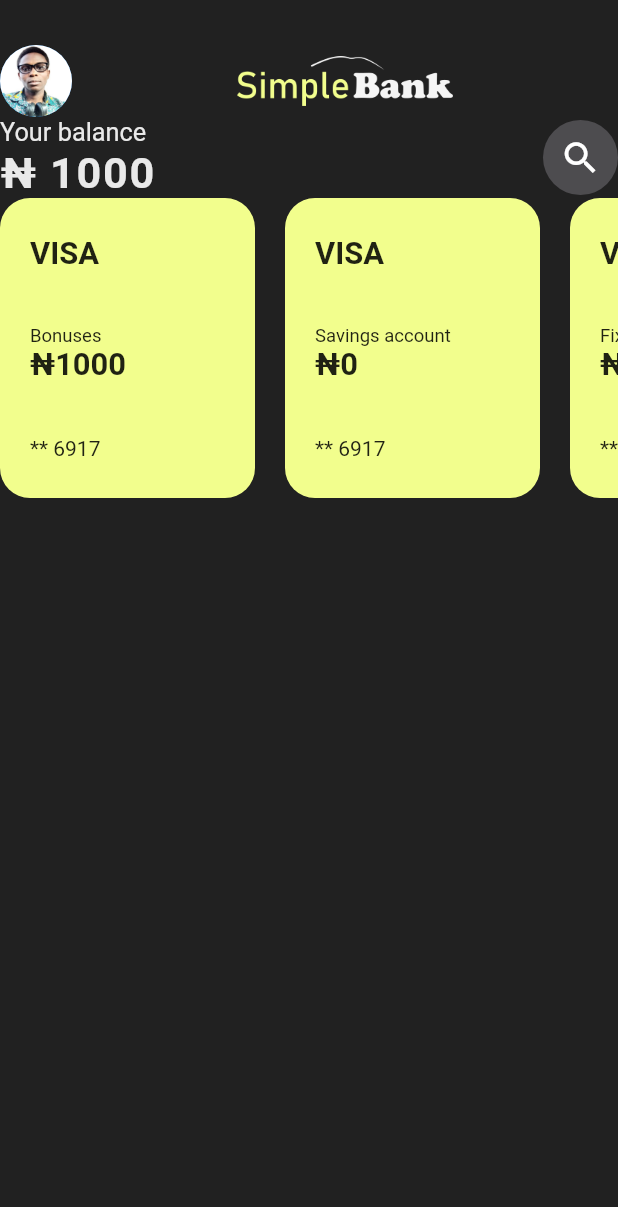
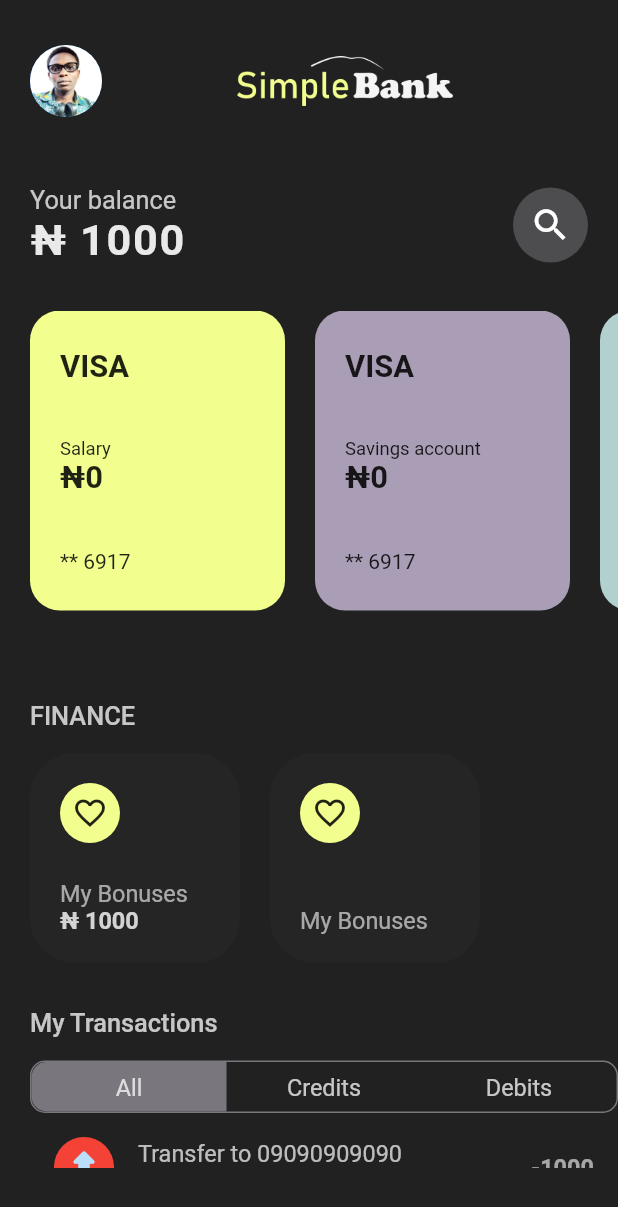
Before and after one commit to adebayoAdesina/Veegil_Bank, a Flutter app: the screen it shows after launch, on a phone screen of 412 x 824 dp. Shown: the top 1207 px of the screen. Run offline on Flutter 3.47's test engine with Material 2 defaults, Android fonts, the phone set to English and light mode, and no system bars.

Commit message:
finance, cards and transaction section added.

```diff
--- a/lib/constant/colors.dart
+++ b/lib/constant/colors.dart
@@ -1,5 +1,4 @@
 import 'package:flutter/material.dart';
-
 
 class AppColor {
   Color kGrayOneColor = Color(0XFF212121);
@@ -14,4 +13,14 @@ class AppColor {
   Color kBlackColor = Color(0XFF000000);
   Color kErrorColor = Color.fromARGB(255, 212, 8, 8);
   Color kTextColor = Colors.white;
+
+  List<Color> kCardColor = const [
+    Color(0XFFB2D0CE),
+    Color(0XFFF2FE8D),
+    Color(0XFFAA9EB7),
+    Color(0XFFB2D0CE),
+    Color(0XFFF2FE8D),
+    Color(0XFFAA9EB7),
+  ];
+
 }
--- a/lib/provider/app_data.dart
+++ b/lib/provider/app_data.dart
@@ -11,6 +11,10 @@ class AppData with ChangeNotifier {
       AccountType(
         accountBalance: 1000,
         accountTitle: 'Bonuses',
+      ),
+      AccountType(
+        accountBalance: 0,
+        accountTitle: 'Salary',
       ),
       AccountType(
         accountBalance: 0,
--- a/lib/screens/home_screen.dart
+++ b/lib/screens/home_screen.dart
@@ -1,9 +1,11 @@
 import 'package:flutter/material.dart';
 import 'package:provider/provider.dart';
-import 'package:simple_banking/constant/colors.dart';
-import 'package:simple_banking/provider/app_data.dart';
-import 'package:simple_banking/util/utils.dart';
-import 'package:simple_banking/widgets/account_scroll_card.dart';
+import 'package:simple_banking/widgets/transaction_section.dart';
+import '../constant/colors.dart';
+import '../provider/app_data.dart';
+import '../util/utils.dart';
+import '../widgets/account_scroll_list_card.dart';
+import '../widgets/finance_section.dart';
 
 class HomeScreen extends StatefulWidget {
   static const id = '/';
@@ -25,7 +27,9 @@ class _HomeScreenState extends State<HomeScreen> {
         child: Column(
           children: [
             uSafeAreaSizedBox,
-            Row(
+            Padding(
+              padding: uHorizontalPadding,
+              child: Row(
                 children: [
                   const CircleAvatar(
                     radius: 24,
@@ -43,13 +47,22 @@ class _HomeScreenState extends State<HomeScreen> {
                   )
                 ],
               ),
+            ),
             Container(
+              // color: Colors.white,
               height: SizeConfig.screenHeight! * 0.85,
               child: SingleChildScrollView(
                 physics: const ScrollPhysics(),
                 child: Column(
                   children: [
-                    Row(
+                    Padding(
+                      padding: uContentPadding,
+                      child: Column(
+                        children: [
+                          uContentSizedBoxH(),
+                          Padding(
+                            padding: uRightContentPadding,
+                            child: Row(
                               mainAxisAlignment: MainAxisAlignment.spaceBetween,
                               children: [
                                 Column(
@@ -62,14 +75,15 @@ class _HomeScreenState extends State<HomeScreen> {
                                         color: Theme.of(context)
                                             .colorScheme
                                             .onPrimary
-                                    .withOpacity(0.9),
+                                            .withOpacity(0.75),
                                       ),
                                     ),
                                     Text(
                                       '₦ ${userFunc.getBalance().toStringAsFixed(0)}',
                                       style: TextStyle(
                                         letterSpacing: 1.1,
-                                fontSize: SizeConfig.blockSizeHorizontal! * 7,
+                                        fontSize:
+                                            SizeConfig.blockSizeHorizontal! * 7,
                                         fontWeight: FontWeight.bold,
                                         color: Theme.of(context)
                                             .colorScheme
@@ -87,29 +101,46 @@ class _HomeScreenState extends State<HomeScreen> {
                                       borderRadius: BorderRadius.circular(50)),
                                   child: Icon(
                                     Icons.search,
-                            color: Theme.of(context).colorScheme.onSecondary,
+                                    color: Theme.of(context)
+                                        .colorScheme
+                                        .onSecondary,
                                     size: 28,
                                   ),
                                 ),
-
                               ],
                             ),
-                    Container(
+                          ),
+                        ],
+                      ),
+                    ),
+                    Column(
+                      children: [
+                        uContentSizedBoxH(),
+                        uContentSizedBoxH(),
+                        SizedBox(
                           height: 200,
                           width: double.infinity,
-                      child: ListView.builder(
-                        scrollDirection: Axis.horizontal,
-                            shrinkWrap: true,
-                            itemCount: user.accounts!.length,
-                            itemBuilder: ((context, index) {
-                              final account = user.accounts![index];
-                              return AccountScrollCard(
-                                accountType: account.accountTitle.toString(),
-                                amount: account.accountBalance as double,
-                              );
-                            }),
+                          child: AccountScrollListCard(
+                            userAccount: user.accounts!,
                           ),
                         ),
+                      ],
+                    ),
+                    Padding(
+                      padding: uContentPadding,
+                      child: Column(
+                        children: [
+                          uContentSizedBoxH(),
+                          uContentSizedBoxH(),
+                          FinanceSection(
+                            bonus: user.accounts![0].accountBalance as double,
+                          ),
+                          uContentSizedBoxH(),
+                          uContentSizedBoxH(),
+                          TransactionSection()
+                        ],
+                      ),
+                    )
                   ],
                 ),
               ),
--- a/lib/screens/log_in_or_sign_up_screen.dart
+++ b/lib/screens/log_in_or_sign_up_screen.dart
@@ -1,6 +1,6 @@
 import 'package:flutter/material.dart';
-import 'package:simple_banking/screens/log_in_screen.dart';
-import 'package:simple_banking/screens/sign_up_screen.dart';
+import '../screens/log_in_screen.dart';
+import '../screens/sign_up_screen.dart';
 import '../util/utils.dart';
 import '../widgets/log_button.dart';
 
--- a/lib/screens/log_in_screen.dart
+++ b/lib/screens/log_in_screen.dart
@@ -1,5 +1,5 @@
 import 'package:flutter/material.dart';
-import 'package:simple_banking/screens/sign_up_screen.dart';
+import '../screens/sign_up_screen.dart';
 import '../util/utils.dart';
 import '../widgets/log_button.dart';
 import '../widgets/input_text_fied.dart';
--- a/lib/screens/sign_up_screen.dart
+++ b/lib/screens/sign_up_screen.dart
@@ -1,5 +1,5 @@
 import 'package:flutter/material.dart';
-import 'package:simple_banking/util/utils.dart';
+import '../util/utils.dart';
 
 import '../widgets/input_text_fied.dart';
 import '../widgets/log_button.dart';
--- a/lib/screens/splash_screen.dart
+++ b/lib/screens/splash_screen.dart
@@ -1,8 +1,8 @@
 import 'dart:async';
 
 import 'package:flutter/material.dart';
-import 'package:simple_banking/constant/colors.dart';
-import 'package:simple_banking/screens/log_in_or_sign_up_screen.dart';
+import '../constant/colors.dart';
+import '../screens/log_in_or_sign_up_screen.dart';
 
 
 class SplashScreen extends StatefulWidget {
--- a/lib/util/utils.dart
+++ b/lib/util/utils.dart
@@ -27,6 +27,11 @@ SizedBox uLogSizedBoxH() {
     height: 25,
   );
 }
+SizedBox uContentSizedBoxH() {
+  return const SizedBox(
+    height: 15,
+  );
+}
 
 Image uLogAppLogo(double size) {
   return Image.asset(
@@ -39,5 +44,6 @@ SizedBox uSafeAreaSizedBox = const SizedBox(
   height: 30,
 );
 
-EdgeInsets uHorizontalPadding = const EdgeInsets.symmetric(horizontal: 10);
-EdgeInsets uLeftPadding = const EdgeInsets.only(left: 10);
+EdgeInsets uHorizontalPadding = const EdgeInsets.symmetric(horizontal: 20);
+EdgeInsets uContentPadding = const EdgeInsets.only(top: 30,left: 20);
+EdgeInsets uRightContentPadding = const EdgeInsets.only(right: 20);
--- a/lib/widgets/account_scroll_card.dart
+++ b/lib/widgets/account_scroll_card.dart
@@ -1,27 +1,29 @@
 import 'package:flutter/material.dart';
-import 'package:simple_banking/constant/colors.dart';
-import 'package:simple_banking/util/utils.dart';
+import '../util/utils.dart';
 
 class AccountScrollCard extends StatelessWidget {
   final String accountType;
   final double amount;
-  const AccountScrollCard(
-      {Key? key, required this.accountType, required this.amount})
-      : super(key: key);
+  final Color color;
+  const AccountScrollCard({
+    Key? key,
+    required this.accountType,
+    required this.amount,
+    required this.color,
+  }) : super(key: key);
 
   @override
   Widget build(BuildContext context) {
     return Container(
-      height: 200,
       width: 170,
-      margin: const EdgeInsets.only(right: 20),
+      margin: const EdgeInsets.only(left: 20),
       padding: const EdgeInsets.symmetric(
         vertical: 25,
         horizontal: 20,
       ),
       decoration: BoxDecoration(
         borderRadius: BorderRadius.circular(20),
-        color: AppColor().kYellowColor,
+        color: color,
       ),
       child: Column(
         crossAxisAlignment: CrossAxisAlignment.start,
--- /dev/null
+++ b/lib/widgets/account_scroll_list_card.dart
@@ -0,0 +1,29 @@
+import 'package:flutter/material.dart';
+
+import '../constant/colors.dart';
+import 'account_scroll_card.dart';
+
+class AccountScrollListCard extends StatelessWidget {
+  final List userAccount;
+  const AccountScrollListCard({Key? key, required this.userAccount}) : super(key: key);
+
+  @override
+  Widget build(BuildContext context) {
+    return ListView.builder(
+      scrollDirection: Axis.horizontal,
+      shrinkWrap: true,
+      itemCount: userAccount.length,
+      itemBuilder: ((context, index) {
+        final account = userAccount[index];
+        if (index == 0) {
+          return const SizedBox.shrink();
+        }
+        return AccountScrollCard(
+          color: AppColor().kCardColor[index],
+          accountType: account.accountTitle.toString(),
+          amount: account.accountBalance as double,
+        );
+      }),
+    );
+  }
+}
--- /dev/null
+++ b/lib/widgets/finance_scroll_card.dart
@@ -0,0 +1,64 @@
+import 'package:flutter/material.dart';
+
+import '../constant/colors.dart';
+import '../util/utils.dart';
+
+class FinanceScrollCard extends StatelessWidget {
+  final double bonus;
+  const FinanceScrollCard({Key? key, required this.bonus}) : super(key: key);
+
+  @override
+  Widget build(BuildContext context) {
+    SizeConfig().init(context);
+    return Container(
+      width: 140,
+      height: 140,
+      margin: const EdgeInsets.only(right: 20),
+      padding: const EdgeInsets.symmetric(
+        vertical: 20,
+        horizontal: 20,
+      ),
+      decoration: BoxDecoration(
+        borderRadius: BorderRadius.circular(30),
+        color: AppColor().kGrayTwoColor,
+      ),
+      child: Column(
+        crossAxisAlignment: CrossAxisAlignment.start,
+        children: [
+          Container(
+            width: 40,
+            height: 40,
+            decoration: BoxDecoration(
+              borderRadius: BorderRadius.circular(50),
+              color: AppColor().kYellowColor,
+            ),
+            child: const Icon(
+              Icons.favorite_border,
+            ),
+          ),
+          const Spacer(),
+          Text(
+            'My Bonuses',
+            style: TextStyle(
+              fontSize: SizeConfig.subHeadingFontSize,
+              color: Theme.of(context).colorScheme.onSecondary.withOpacity(0.6),
+            ),
+          ),
+          bonus != 0
+              ? Text(
+                  '₦ ${bonus.toStringAsFixed(0)}',
+                  style: TextStyle(
+                    fontSize: SizeConfig.subHeadingFontSize,
+                    color: Theme.of(context)
+                        .colorScheme
+                        .onSecondary
+                        .withOpacity(0.8),
+                    fontWeight: FontWeight.w600,
+                  ),
+                )
+              : const SizedBox.shrink()
+        ],
+      ),
+    );
+  }
+}
--- /dev/null
+++ b/lib/widgets/finance_scroll_list_card.dart
@@ -0,0 +1,27 @@
+import 'package:flutter/material.dart';
+
+import 'finance_scroll_card.dart';
+
+class FinanceScrollListCard extends StatelessWidget {
+  const FinanceScrollListCard({
+    Key? key,
+    required this.bonus,
+  }) : super(key: key);
+
+  final double bonus;
+
+  @override
+  Widget build(BuildContext context) {
+    return ListView.builder(
+      scrollDirection: Axis.horizontal,
+      shrinkWrap: true,
+      itemCount: 2,
+      itemBuilder: (context, index) {
+      if(index == 0) {
+        return FinanceScrollCard(bonus: bonus);
+      }
+      return const FinanceScrollCard(bonus: 0);
+
+    },);
+  }
+}
--- /dev/null
+++ b/lib/widgets/finance_section.dart
@@ -0,0 +1,37 @@
+import 'package:flutter/material.dart';
+import '../util/utils.dart';
+import 'finance_scroll_list_card.dart';
+
+class FinanceSection extends StatelessWidget {
+  final double bonus;
+  const FinanceSection({Key? key, required this.bonus}) : super(key: key);
+
+  @override
+  Widget build(BuildContext context) {
+    return Column(
+      crossAxisAlignment: CrossAxisAlignment.start,
+      children: [
+        Row(
+          children: [
+            Text(
+              'FINANCE',
+              style: TextStyle(
+                fontSize: SizeConfig.headingFontSize,
+                fontWeight: FontWeight.w500,
+                color:
+                    Theme.of(context).colorScheme.onPrimary.withOpacity(0.75),
+              ),
+            ),
+          ],
+        ),
+        uContentSizedBoxH(),
+        SizedBox(
+          height: 140,
+          width: double.infinity,
+
+          child: FinanceScrollListCard(bonus: bonus),
+        )
+      ],
+    );
+  }
+}
--- /dev/null
+++ b/lib/widgets/transaction_section.dart
@@ -0,0 +1,106 @@
+import 'package:flutter/material.dart';
+import 'package:simple_banking/constant/colors.dart';
+
+import '../util/utils.dart';
+import 'transaction_tile.dart';
+
+class TransactionSection extends StatefulWidget {
+  const TransactionSection({Key? key}) : super(key: key);
+
+  @override
+  State<TransactionSection> createState() => _TransactionSectionState();
+}
+
+class _TransactionSectionState extends State<TransactionSection> {
+  int _currentState = 0;
+  @override
+  Widget build(BuildContext context) {
+    return Column(
+      children: [
+        Row(
+          children: [
+            Text(
+              'My Transactions',
+              style: TextStyle(
+                fontSize: SizeConfig.headingFontSize,
+                fontWeight: FontWeight.w500,
+                color:
+                    Theme.of(context).colorScheme.onPrimary.withOpacity(0.75),
+              ),
+            ),
+          ],
+        ),
+        uContentSizedBoxH(),
+        Container(
+          height: 35,
+          decoration: BoxDecoration(
+            borderRadius: BorderRadius.circular(10),
+            border: Border.all(
+              width: 1.0,
+              color: AppColor().kGrayThreeColor,
+            ),
+          ),
+          child: Row(
+            children: [
+              transactionRow(
+                context,
+                'All',
+                0,
+              ),
+              transactionRow(context, 'Credits', 1),
+              transactionRow(context, 'Debits', 2),
+            ],
+          ),
+        ),
+        ListView.builder(
+          itemCount: 2,
+          shrinkWrap: true,
+          itemBuilder: (context, index) {
+            if (index != 0) {
+              return TransactionTile();
+            }
+            return const SizedBox.shrink();
+          },
+        )
+      ],
+    );
+  }
+
+  Expanded transactionRow(BuildContext context, text, index) {
+    return Expanded(
+      child: GestureDetector(
+        onTap: () => setState(() {
+          _currentState = index;
+        }),
+        child: Container(
+          alignment: Alignment.center,
+          height: 35,
+          decoration: BoxDecoration(
+            borderRadius: index != 1
+                ? (index == 0
+                    ? const BorderRadius.only(
+                        topLeft: Radius.circular(10),
+                        bottomLeft: Radius.circular(10),
+                      )
+                    : const BorderRadius.only(
+                        topRight: Radius.circular(10),
+                        bottomRight: Radius.circular(10),
+                      ))
+                : BorderRadius.circular(0),
+            color: _currentState == index
+                ? AppColor().kGrayThreeColor
+                : Colors.transparent,
+          ),
+          child: Text(
+            text,
+            textAlign: TextAlign.center,
+            style: TextStyle(
+              color: Theme.of(context).colorScheme.onPrimary.withOpacity(0.75),
+              fontSize: SizeConfig.subHeadingFontSize,
+            ),
+          ),
+        ),
+      ),
+    );
+  }
+}
--- /dev/null
+++ b/lib/widgets/transaction_tile.dart
@@ -0,0 +1,54 @@
+import 'package:flutter/material.dart';
+
+import '../util/utils.dart';
+
+class TransactionTile extends StatelessWidget {
+  const TransactionTile({
+    Key? key,
+  }) : super(key: key);
+
+  @override
+  Widget build(BuildContext context) {
+    return ListTile(
+      leading: const CircleAvatar(
+        radius: 20,
+        backgroundColor: Colors.red,
+        child: Icon(
+          Icons.upload_rounded,
+          size: 30,
+        ),
+      ),
+      title: Text(
+        'Transfer to 09090909090',
+        style: TextStyle(
+          color: Theme.of(context)
+              .colorScheme
+              .onPrimary
+              .withOpacity(0.70),
+          fontSize: SizeConfig.subHeadingFontSize,
+        ),
+      ),
+      subtitle: Text(
+        'Date:',
+        style: TextStyle(
+          color: Theme.of(context)
+              .colorScheme
+              .onPrimary
+              .withOpacity(0.45),
+          fontSize: SizeConfig.subHeadingFontSize,
+        ),
+      ),
+      trailing: Text(
+        '-1000',
+        style: TextStyle(
+          fontWeight: FontWeight.bold,
+          color: Theme.of(context)
+              .colorScheme
+              .onPrimary
+              .withOpacity(0.6),
+          fontSize: SizeConfig.subHeadingFontSize,
+        ),
+      ),
+    );
+  }
+}
```
Lines whose indentation alone changed are shown as unchanged.
